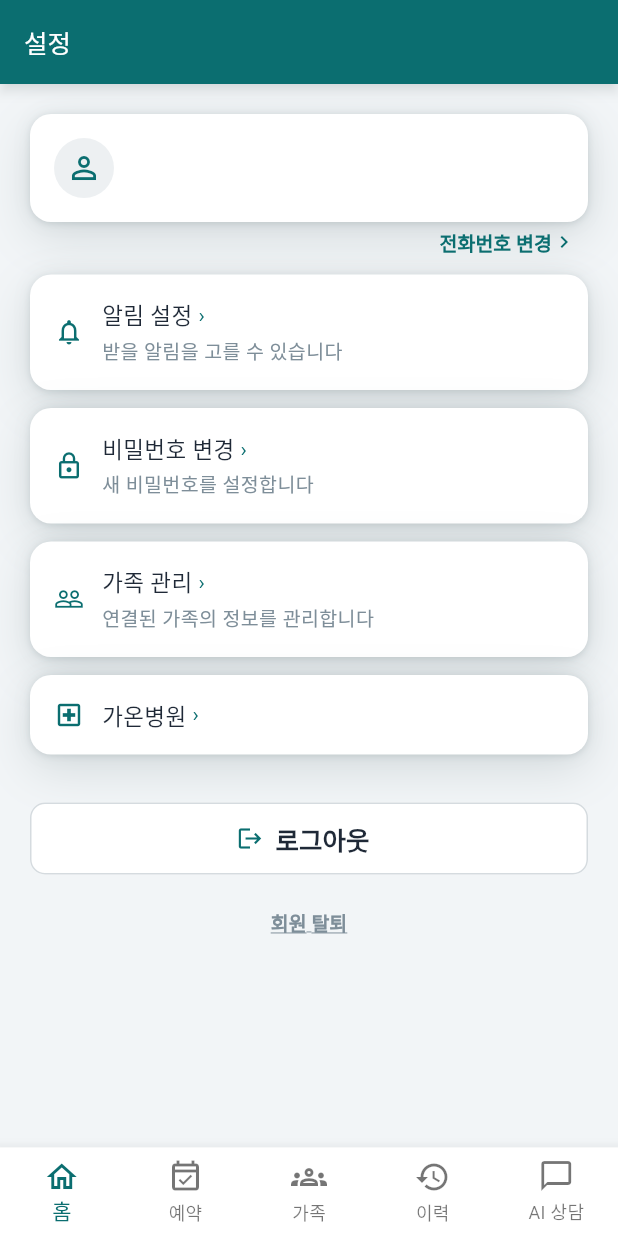
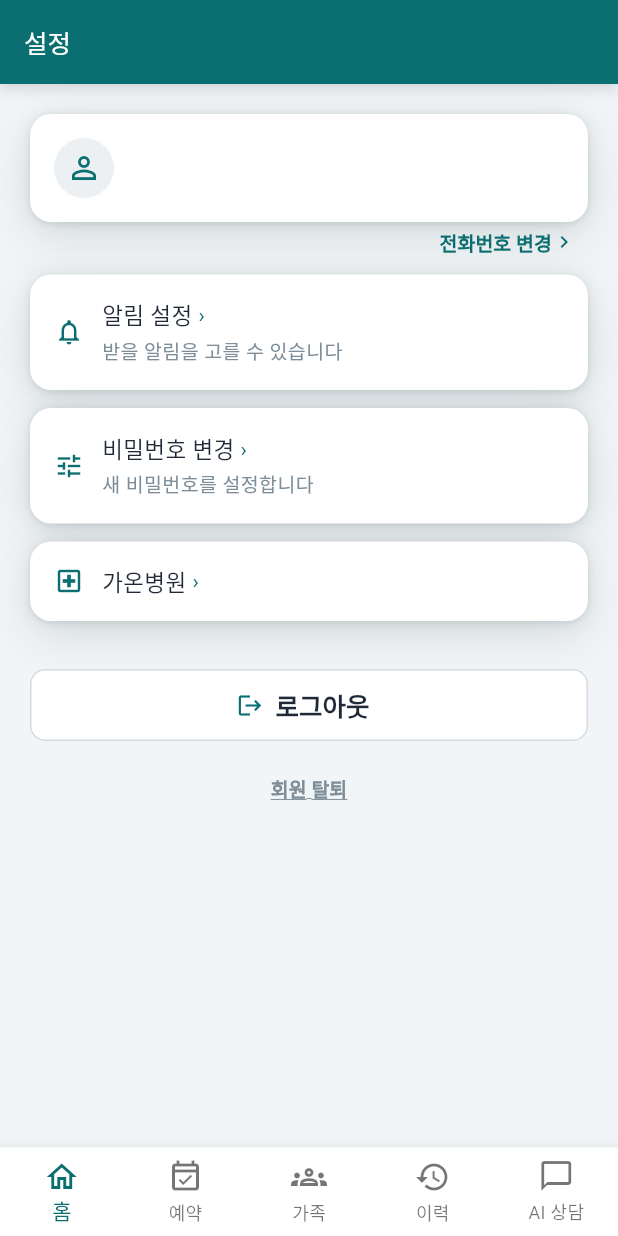
Before and after one commit to davidkjk/assignment2-hospital, a Flutter app: the SettingsHomeScreen screen opened by its route, on a phone screen of 412 x 824 dp. Run offline on Flutter 3.47's test engine with Material 3 defaults, Android fonts, the phone set to English and light mode, and no system bars; our stand-ins replace connectivity_plus, firebase_messaging, flutter_riverpod, flutter_secure_storage, go_router, qr_flutter and 1 more; missing offline and left inert: screen_brightness; accounts and stored records are empty; network calls fail; Roboto replaces fonts that are missing (Pretendard).

Commit message:
feat(patient-app): 설정 데모 정렬 — 가족 관리 제거·비번 아이콘 슬라이더 (SET-HOME-10 개정)
사용자 검수: 시각은 데모, 규칙/구조는 정본 또는 데모노트가 이긴다.

- **가족 관리를 설정에서 뺀다**(데모 DESIGN-NOTES:55 — 하단 가족 탭·본인 카드가 담당 = 중복 제거).
  정본 SET-HOME-10은 계정 블록에 넣으라 했으나 데모/사용자 결정이 뒤집음. 프로필 수정 경로는
  그대로(가족 탭 본인 카드, SET-HOME-07). 정본 SET-HOME-07·10 역참조 갱신은 메인(정본 문서)에서.
- **비밀번호 아이콘** 자물쇠 → 슬라이더(Icons.tune) — 데모 Settings2 아이콘에 맞춤(시각=데모).

테스트: SET-HOME-04를 다섯 줄로(가족 관리 findsNothing), NAV-SET-06(설정→가족) 제거. 설정 43 GREEN·골든 갱신.

Co-Authored-By: Claude Opus 4.8 (1M context) <noreply@anthropic.com>
Claude-Session: https://claude.ai/code/session_01EaEQyxkvNXgy3FcDn7S1P2

```diff
--- a/patient_app/lib/features/settings/settings_home_screen.dart
+++ b/patient_app/lib/features/settings/settings_home_screen.dart
@@ -106,20 +106,15 @@ class SettingsHomeScreen extends ConsumerWidget {
             disabledReason: offline ? '인터넷에 연결되면 바꿀 수 있습니다' : null,
             onTap: () => context.push('/settings/notifications'),
           ),
-          // ③ 계정 — 비밀번호 변경 · 가족 관리 두 줄(SET-HOME-10).
+          // ③ 계정 — 비밀번호 변경. 가족 관리는 설정에 두지 않는다(데모 DESIGN-NOTES:55 — 하단 가족 탭이
+          // 담당, 본인 카드가 프로필 수정 자리). 정본 SET-HOME-10은 계정 블록에 가족 관리를 넣으라 하나
+          // 데모/사용자 결정이 중복 제거로 뒤집음 → SET-HOME-10 재확인 필요(핸드오프에 남김).
           _SettingsLink(
             key: const Key('go-password'),
-            icon: Icons.lock_outline,
+            icon: Icons.tune, // 데모 비밀번호 아이콘 = Settings2(가로 슬라이더) — 시각은 데모에 맞춘다
             label: '비밀번호 변경',
             description: '새 비밀번호를 설정합니다',
             onTap: () => context.push('/settings/password'),
-          ),
-          _SettingsLink(
-            key: const Key('go-family'),
-            icon: Icons.people_outline,
-            label: '가족 관리',
-            description: '연결된 가족의 정보를 관리합니다',
-            onTap: () => context.push('/family'), // NAV-SET-06 (재인증 다시 안 물음 — 방금 통과)
           ),
           // ④ 병원
           _SettingsLink(
```
Also changed, not shown: 2 other files.
